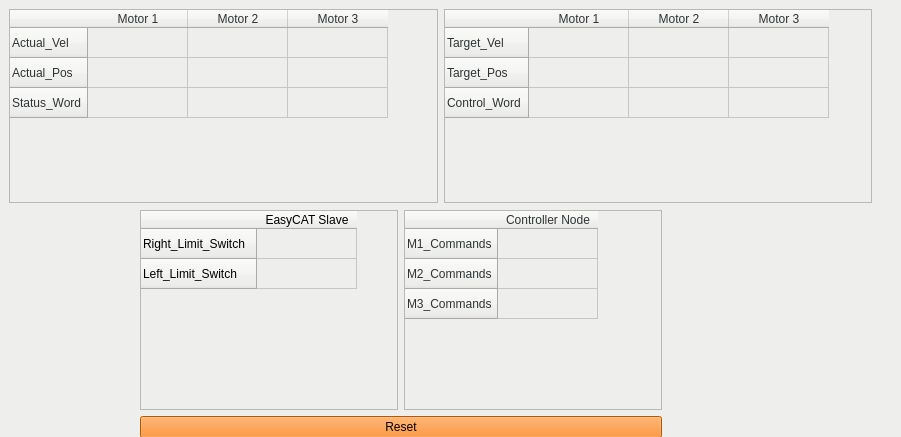
Above: gui_pkg/ui/main_window.ui from veysiadn/spinerobot_ws before the change. Below: the same form after it.
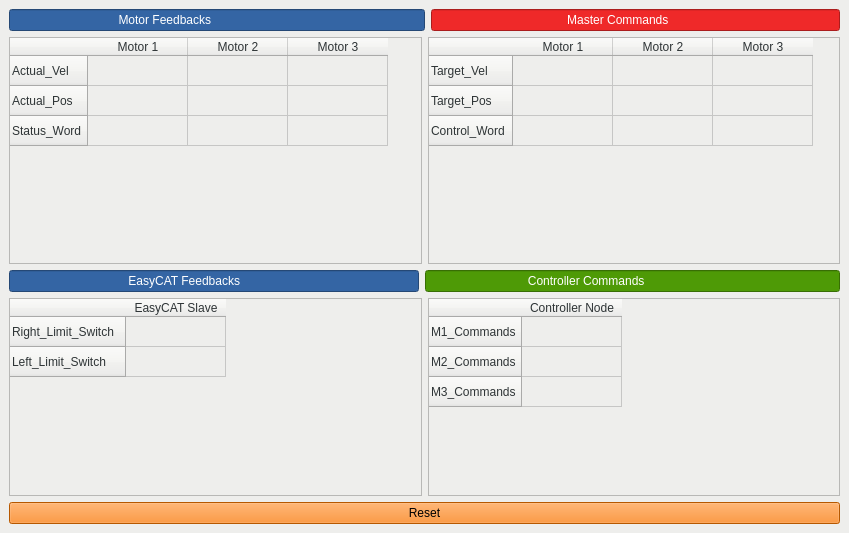
That is the form after the change.

```diff
--- a/gui_pkg/ui/main_window.ui
+++ b/gui_pkg/ui/main_window.ui
@@ -9,8 +9,8 @@
    <rect>
     <x>0</x>
     <y>0</y>
-    <width>901</width>
-    <height>437</height>
+    <width>849</width>
+    <height>533</height>
    </rect>
   </property>
   <property name="sizePolicy">
@@ -32,21 +32,47 @@
      <height>800</height>
     </size>
    </property>
-   <widget class="QWidget" name="horizontalLayoutWidget">
-    <property name="geometry">
-     <rect>
-      <x>9</x>
-      <y>9</y>
-      <width>863</width>
-      <height>194</height>
-     </rect>
-    </property>
+   <layout class="QGridLayout" name="gridLayout">
+    <item row="0" column="0" colspan="2">
+     <widget class="QLineEdit" name="lineEdit">
+      <property name="enabled">
+       <bool>false</bool>
+      </property>
+      <property name="styleSheet">
+       <string notr="true">color: rgb(255, 255, 255);
+background-color: rgb(52, 101, 164);
+font: 75 12pt &quot;Noto Sans&quot;;</string>
+      </property>
+      <property name="text">
+       <string>                                Motor Feedbacks</string>
+      </property>
+     </widget>
+    </item>
+    <item row="0" column="2">
+     <widget class="QLineEdit" name="lineEdit_2">
+      <property name="enabled">
+       <bool>false</bool>
+      </property>
+      <property name="styleSheet">
+       <string notr="true">color: rgb(255, 255, 255);
+background-color: rgb(239, 41, 41);
+font: 75 12pt &quot;Noto Sans&quot;;</string>
+      </property>
+      <property name="text">
+       <string>                                        Master Commands</string>
+      </property>
+     </widget>
+    </item>
+    <item row="1" column="0" colspan="3">
     <layout class="QHBoxLayout" name="horizontalLayout">
      <property name="sizeConstraint">
       <enum>QLayout::SetDefaultConstraint</enum>
      </property>
      <item>
       <widget class="QTableWidget" name="table_motor_feedback">
+        <property name="enabled">
+         <bool>false</bool>
+        </property>
        <property name="sizePolicy">
         <sizepolicy hsizetype="Expanding" vsizetype="Expanding">
          <horstretch>0</horstretch>
@@ -54,7 +80,11 @@
         </sizepolicy>
        </property>
        <property name="styleSheet">
-        <string notr="true">color: rgb(46, 52, 54);</string>
+         <string notr="true">color: rgb(46, 52, 54);
+selection-background-color: rgb(238, 238, 236);
+selection-color: rgb(238, 238, 236);
+background-color: rgb(238, 238, 236);
+alternate-background-color: rgb(238, 238, 236);</string>
        </property>
        <row>
         <property name="text">
@@ -90,6 +120,9 @@
      </item>
      <item>
       <widget class="QTableWidget" name="table_master_commands">
+        <property name="enabled">
+         <bool>false</bool>
+        </property>
        <property name="sizePolicy">
         <sizepolicy hsizetype="MinimumExpanding" vsizetype="MinimumExpanding">
          <horstretch>0</horstretch>
@@ -97,7 +130,11 @@
         </sizepolicy>
        </property>
        <property name="styleSheet">
-        <string notr="true">color: rgb(46, 52, 54);</string>
+         <string notr="true">color: rgb(46, 52, 54);
+selection-background-color: rgb(238, 238, 236);
+selection-color: rgb(238, 238, 236);
+background-color: rgb(238, 238, 236);
+alternate-background-color: rgb(238, 238, 236);</string>
        </property>
        <row>
         <property name="text">
@@ -132,16 +169,39 @@
       </widget>
      </item>
     </layout>
-   </widget>
-   <widget class="QWidget" name="verticalLayoutWidget">
-    <property name="geometry">
-     <rect>
-      <x>140</x>
-      <y>210</y>
-      <width>522</width>
-      <height>228</height>
-     </rect>
-    </property>
+    </item>
+    <item row="2" column="0">
+     <widget class="QLineEdit" name="lineEdit_3">
+      <property name="enabled">
+       <bool>false</bool>
+      </property>
+      <property name="styleSheet">
+       <string notr="true">color: rgb(255, 255, 255);
+background-color: rgb(52, 101, 164);
+font: 75 12pt &quot;Noto Sans&quot;;</string>
+      </property>
+      <property name="text">
+       <string>                                   EasyCAT Feedbacks</string>
+      </property>
+     </widget>
+    </item>
+    <item row="2" column="1" colspan="2">
+     <widget class="QLineEdit" name="lineEdit_4">
+      <property name="enabled">
+       <bool>false</bool>
+      </property>
+      <property name="styleSheet">
+       <string notr="true">color: rgb(255, 255, 255);
+font: 75 12pt &quot;Noto Sans&quot;;
+border-color: rgb(46, 52, 54);
+background-color: rgb(78, 154, 6);</string>
+      </property>
+      <property name="text">
+       <string>                              Controller Commands</string>
+      </property>
+     </widget>
+    </item>
+    <item row="3" column="0" colspan="3">
     <layout class="QVBoxLayout" name="verticalLayout">
      <property name="sizeConstraint">
       <enum>QLayout::SetDefaultConstraint</enum>
@@ -150,6 +210,9 @@
       <layout class="QHBoxLayout" name="horizontalLayout_2">
        <item>
         <widget class="QTableWidget" name="table_easycat">
+          <property name="enabled">
+           <bool>false</bool>
+          </property>
          <property name="sizePolicy">
           <sizepolicy hsizetype="MinimumExpanding" vsizetype="Minimum">
            <horstretch>0</horstretch>
@@ -157,7 +220,11 @@
           </sizepolicy>
          </property>
          <property name="styleSheet">
-          <string notr="true">color: rgb(0, 0, 0);</string>
+           <string notr="true">color: rgb(46, 52, 54);
+selection-background-color: rgb(238, 238, 236);
+selection-color: rgb(238, 238, 236);
+background-color: rgb(238, 238, 236);
+alternate-background-color: rgb(238, 238, 236);</string>
          </property>
          <row>
           <property name="text">
@@ -178,19 +245,394 @@
        </item>
        <item>
         <widget class="QTableWidget" name="table_controller_node">
+          <property name="enabled">
+           <bool>false</bool>
+          </property>
          <property name="sizePolicy">
           <sizepolicy hsizetype="MinimumExpanding" vsizetype="MinimumExpanding">
            <horstretch>0</horstretch>
            <verstretch>0</verstretch>
           </sizepolicy>
          </property>
+          <property name="palette">
+           <palette>
+            <active>
+             <colorrole role="WindowText">
+              <brush brushstyle="SolidPattern">
+               <color alpha="255">
+                <red>46</red>
+                <green>52</green>
+                <blue>54</blue>
+               </color>
+              </brush>
+             </colorrole>
+             <colorrole role="Button">
+              <brush brushstyle="SolidPattern">
+               <color alpha="255">
+                <red>238</red>
+                <green>238</green>
+                <blue>236</blue>
+               </color>
+              </brush>
+             </colorrole>
+             <colorrole role="Midlight">
+              <brush brushstyle="SolidPattern">
+               <color alpha="255">
+                <red>211</red>
+                <green>215</green>
+                <blue>207</blue>
+               </color>
+              </brush>
+             </colorrole>
+             <colorrole role="Dark">
+              <brush brushstyle="SolidPattern">
+               <color alpha="255">
+                <red>64</red>
+                <green>65</green>
+                <blue>66</blue>
+               </color>
+              </brush>
+             </colorrole>
+             <colorrole role="Mid">
+              <brush brushstyle="SolidPattern">
+               <color alpha="255">
+                <red>160</red>
+                <green>160</green>
+                <blue>160</blue>
+               </color>
+              </brush>
+             </colorrole>
+             <colorrole role="Text">
+              <brush brushstyle="SolidPattern">
+               <color alpha="255">
+                <red>0</red>
+                <green>0</green>
+                <blue>0</blue>
+               </color>
+              </brush>
+             </colorrole>
+             <colorrole role="ButtonText">
+              <brush brushstyle="SolidPattern">
+               <color alpha="255">
+                <red>46</red>
+                <green>52</green>
+                <blue>54</blue>
+               </color>
+              </brush>
+             </colorrole>
+             <colorrole role="Base">
+              <brush brushstyle="SolidPattern">
+               <color alpha="255">
+                <red>238</red>
+                <green>238</green>
+                <blue>236</blue>
+               </color>
+              </brush>
+             </colorrole>
+             <colorrole role="Window">
+              <brush brushstyle="SolidPattern">
+               <color alpha="255">
+                <red>238</red>
+                <green>238</green>
+                <blue>236</blue>
+               </color>
+              </brush>
+             </colorrole>
+             <colorrole role="Shadow">
+              <brush brushstyle="SolidPattern">
+               <color alpha="255">
+                <red>118</red>
+                <green>118</green>
+                <blue>118</blue>
+               </color>
+              </brush>
+             </colorrole>
+             <colorrole role="Highlight">
+              <brush brushstyle="SolidPattern">
+               <color alpha="255">
+                <red>239</red>
+                <green>41</green>
+                <blue>41</blue>
+               </color>
+              </brush>
+             </colorrole>
+             <colorrole role="HighlightedText">
+              <brush brushstyle="SolidPattern">
+               <color alpha="255">
+                <red>238</red>
+                <green>238</green>
+                <blue>236</blue>
+               </color>
+              </brush>
+             </colorrole>
+             <colorrole role="AlternateBase">
+              <brush brushstyle="SolidPattern">
+               <color alpha="255">
+                <red>238</red>
+                <green>238</green>
+                <blue>236</blue>
+               </color>
+              </brush>
+             </colorrole>
+            </active>
+            <inactive>
+             <colorrole role="WindowText">
+              <brush brushstyle="SolidPattern">
+               <color alpha="255">
+                <red>46</red>
+                <green>52</green>
+                <blue>54</blue>
+               </color>
+              </brush>
+             </colorrole>
+             <colorrole role="Button">
+              <brush brushstyle="SolidPattern">
+               <color alpha="255">
+                <red>238</red>
+                <green>238</green>
+                <blue>236</blue>
+               </color>
+              </brush>
+             </colorrole>
+             <colorrole role="Midlight">
+              <brush brushstyle="SolidPattern">
+               <color alpha="255">
+                <red>202</red>
+                <green>202</green>
+                <blue>202</blue>
+               </color>
+              </brush>
+             </colorrole>
+             <colorrole role="Dark">
+              <brush brushstyle="SolidPattern">
+               <color alpha="255">
+                <red>64</red>
+                <green>65</green>
+                <blue>66</blue>
+               </color>
+              </brush>
+             </colorrole>
+             <colorrole role="Mid">
+              <brush brushstyle="SolidPattern">
+               <color alpha="255">
+                <red>160</red>
+                <green>160</green>
+                <blue>160</blue>
+               </color>
+              </brush>
+             </colorrole>
+             <colorrole role="Text">
+              <brush brushstyle="SolidPattern">
+               <color alpha="255">
+                <red>0</red>
+                <green>0</green>
+                <blue>0</blue>
+               </color>
+              </brush>
+             </colorrole>
+             <colorrole role="ButtonText">
+              <brush brushstyle="SolidPattern">
+               <color alpha="255">
+                <red>46</red>
+                <green>52</green>
+                <blue>54</blue>
+               </color>
+              </brush>
+             </colorrole>
+             <colorrole role="Base">
+              <brush brushstyle="SolidPattern">
+               <color alpha="255">
+                <red>238</red>
+                <green>238</green>
+                <blue>236</blue>
+               </color>
+              </brush>
+             </colorrole>
+             <colorrole role="Window">
+              <brush brushstyle="SolidPattern">
+               <color alpha="255">
+                <red>238</red>
+                <green>238</green>
+                <blue>236</blue>
+               </color>
+              </brush>
+             </colorrole>
+             <colorrole role="Shadow">
+              <brush brushstyle="SolidPattern">
+               <color alpha="255">
+                <red>118</red>
+                <green>118</green>
+                <blue>118</blue>
+               </color>
+              </brush>
+             </colorrole>
+             <colorrole role="Highlight">
+              <brush brushstyle="SolidPattern">
+               <color alpha="255">
+                <red>186</red>
+                <green>189</green>
+                <blue>182</blue>
+               </color>
+              </brush>
+             </colorrole>
+             <colorrole role="HighlightedText">
+              <brush brushstyle="SolidPattern">
+               <color alpha="255">
+                <red>238</red>
+                <green>238</green>
+                <blue>236</blue>
+               </color>
+              </brush>
+             </colorrole>
+             <colorrole role="AlternateBase">
+              <brush brushstyle="SolidPattern">
+               <color alpha="255">
+                <red>238</red>
+                <green>238</green>
+                <blue>236</blue>
+               </color>
+              </brush>
+             </colorrole>
+            </inactive>
+            <disabled>
+             <colorrole role="WindowText">
+              <brush brushstyle="SolidPattern">
+               <color alpha="255">
+                <red>46</red>
+                <green>52</green>
+                <blue>54</blue>
+               </color>
+              </brush>
+             </colorrole>
+             <colorrole role="Button">
+              <brush brushstyle="SolidPattern">
+               <color alpha="255">
+                <red>238</red>
+                <green>238</green>
+                <blue>236</blue>
+               </color>
+              </brush>
+             </colorrole>
+             <colorrole role="Midlight">
+              <brush brushstyle="SolidPattern">
+               <color alpha="255">
+                <red>202</red>
+                <green>202</green>
+                <blue>202</blue>
+               </color>
+              </brush>
+             </colorrole>
+             <colorrole role="Dark">
+              <brush brushstyle="SolidPattern">
+               <color alpha="255">
+                <red>46</red>
+                <green>52</green>
+                <blue>54</blue>
+               </color>
+              </brush>
+             </colorrole>
+             <colorrole role="Mid">
+              <brush brushstyle="SolidPattern">
+               <color alpha="255">
+                <red>136</red>
+                <green>138</green>
+                <blue>133</blue>
+               </color>
+              </brush>
+             </colorrole>
+             <colorrole role="Text">
+              <brush brushstyle="SolidPattern">
+               <color alpha="255">
+                <red>0</red>
+                <green>0</green>
+                <blue>0</blue>
+               </color>
+              </brush>
+             </colorrole>
+             <colorrole role="ButtonText">
+              <brush brushstyle="SolidPattern">
+               <color alpha="255">
+                <red>46</red>
+                <green>52</green>
+                <blue>54</blue>
+               </color>
+              </brush>
+             </colorrole>
+             <colorrole role="Base">
+              <brush brushstyle="SolidPattern">
+               <color alpha="255">
+                <red>238</red>
+                <green>238</green>
+                <blue>236</blue>
+               </color>
+              </brush>
+             </colorrole>
+             <colorrole role="Window">
+              <brush brushstyle="SolidPattern">
+               <color alpha="255">
+                <red>238</red>
+                <green>238</green>
+                <blue>236</blue>
+               </color>
+              </brush>
+             </colorrole>
+             <colorrole role="Shadow">
+              <brush brushstyle="SolidPattern">
+               <color alpha="255">
+                <red>136</red>
+                <green>138</green>
+                <blue>133</blue>
+               </color>
+              </brush>
+             </colorrole>
+             <colorrole role="Highlight">
+              <brush brushstyle="SolidPattern">
+               <color alpha="255">
+                <red>0</red>
+                <green>0</green>
+                <blue>0</blue>
+               </color>
+              </brush>
+             </colorrole>
+             <colorrole role="HighlightedText">
+              <brush brushstyle="SolidPattern">
+               <color alpha="255">
+                <red>238</red>
+                <green>238</green>
+                <blue>236</blue>
+               </color>
+              </brush>
+             </colorrole>
+             <colorrole role="AlternateBase">
+              <brush brushstyle="SolidPattern">
+               <color alpha="255">
+                <red>238</red>
+                <green>238</green>
+                <blue>236</blue>
+               </color>
+              </brush>
+             </colorrole>
+            </disabled>
+           </palette>
+          </property>
          <property name="styleSheet">
-          <string notr="true">color: rgb(46, 52, 54);</string>
+           <string notr="true">color: rgb(46, 52, 54);
+selection-background-color: rgb(238, 238, 236);
+selection-color: rgb(238, 238, 236);
+background-color: rgb(238, 238, 236);
+alternate-background-color: rgb(238, 238, 236);</string>
          </property>
          <row>
           <property name="text">
            <string>M1_Commands</string>
           </property>
+           <property name="background">
+            <color>
+             <red>238</red>
+             <green>238</green>
+             <blue>236</blue>
+            </color>
+           </property>
          </row>
          <row>
           <property name="text">
@@ -206,7 +648,28 @@
           <property name="text">
            <string>Controller Node</string>
           </property>
-         </column>
+           <property name="background">
+            <color>
+             <red>238</red>
+             <green>238</green>
+             <blue>236</blue>
+            </color>
+           </property>
+          </column>
+          <item row="0" column="0">
+           <property name="text">
+            <string/>
+           </property>
+           <property name="background">
+            <brush brushstyle="NoBrush">
+             <color alpha="255">
+              <red>238</red>
+              <green>238</green>
+              <blue>236</blue>
+             </color>
+            </brush>
+           </property>
+          </item>
         </widget>
        </item>
       </layout>
@@ -230,7 +693,8 @@
       </widget>
      </item>
     </layout>
-   </widget>
+    </item>
+   </layout>
   </widget>
   <action name="action_Quit">
    <property name="text">
```
Lines whose indentation alone changed are shown as unchanged.
